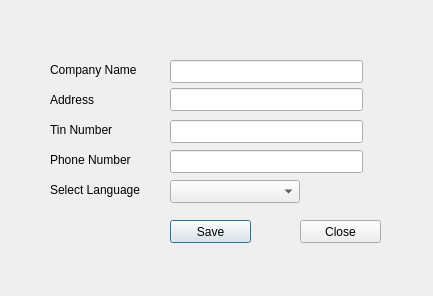
Old version of the form src/settings.ui in the repository thamizha/angadi.
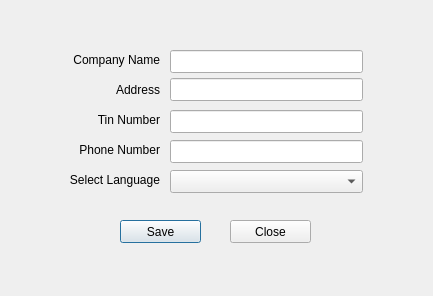
New version of the form.

```diff
--- a/src/settings.ui
+++ b/src/settings.ui
@@ -40,7 +40,7 @@
    <property name="geometry">
     <rect>
      <x>170</x>
-     <y>88</y>
+     <y>78</y>
      <width>193</width>
      <height>23</height>
     </rect>
@@ -49,48 +49,57 @@
   <widget class="QLabel" name="label_3">
    <property name="geometry">
     <rect>
-     <x>50</x>
-     <y>120</y>
-     <width>110</width>
+     <x>40</x>
+     <y>110</y>
+     <width>120</width>
      <height>20</height>
     </rect>
    </property>
    <property name="text">
     <string>Tin Number</string>
    </property>
+   <property name="alignment">
+    <set>Qt::AlignRight|Qt::AlignTrailing|Qt::AlignVCenter</set>
+   </property>
   </widget>
   <widget class="QLabel" name="label">
    <property name="geometry">
     <rect>
-     <x>50</x>
-     <y>60</y>
-     <width>110</width>
+     <x>40</x>
+     <y>50</y>
+     <width>120</width>
      <height>20</height>
     </rect>
    </property>
    <property name="text">
     <string>Company Name</string>
    </property>
+   <property name="alignment">
+    <set>Qt::AlignRight|Qt::AlignTrailing|Qt::AlignVCenter</set>
+   </property>
   </widget>
   <widget class="QLabel" name="label_2">
    <property name="geometry">
     <rect>
-     <x>50</x>
-     <y>90</y>
-     <width>110</width>
+     <x>40</x>
+     <y>80</y>
+     <width>120</width>
      <height>20</height>
     </rect>
    </property>
    <property name="text">
     <string>Address</string>
    </property>
+   <property name="alignment">
+    <set>Qt::AlignRight|Qt::AlignTrailing|Qt::AlignVCenter</set>
+   </property>
   </widget>
   <widget class="QComboBox" name="comboBoxLanguage">
    <property name="geometry">
     <rect>
      <x>170</x>
-     <y>180</y>
-     <width>130</width>
+     <y>170</y>
+     <width>193</width>
      <height>23</height>
     </rect>
    </property>
@@ -98,7 +107,7 @@
   <widget class="QPushButton" name="pushButtonSave">
    <property name="geometry">
     <rect>
-     <x>170</x>
+     <x>120</x>
      <y>220</y>
      <width>81</width>
      <height>23</height>
@@ -112,7 +121,7 @@
    <property name="geometry">
     <rect>
      <x>170</x>
-     <y>120</y>
+     <y>110</y>
      <width>193</width>
      <height>23</height>
     </rect>
@@ -121,21 +130,24 @@
   <widget class="QLabel" name="label_4">
    <property name="geometry">
     <rect>
-     <x>50</x>
-     <y>150</y>
-     <width>110</width>
+     <x>40</x>
+     <y>140</y>
+     <width>120</width>
      <height>20</height>
     </rect>
    </property>
    <property name="text">
     <string>Phone Number</string>
    </property>
+   <property name="alignment">
+    <set>Qt::AlignRight|Qt::AlignTrailing|Qt::AlignVCenter</set>
+   </property>
   </widget>
   <widget class="QLineEdit" name="lineEditComapanyName">
    <property name="geometry">
     <rect>
      <x>170</x>
-     <y>60</y>
+     <y>50</y>
      <width>193</width>
      <height>23</height>
     </rect>
@@ -145,7 +157,7 @@
    <property name="geometry">
     <rect>
      <x>170</x>
-     <y>150</y>
+     <y>140</y>
      <width>193</width>
      <height>23</height>
     </rect>
@@ -154,20 +166,23 @@
   <widget class="QLabel" name="label_5">
    <property name="geometry">
     <rect>
-     <x>50</x>
-     <y>180</y>
-     <width>110</width>
+     <x>40</x>
+     <y>170</y>
+     <width>120</width>
      <height>20</height>
     </rect>
    </property>
    <property name="text">
     <string>Select Language</string>
    </property>
+   <property name="alignment">
+    <set>Qt::AlignRight|Qt::AlignTrailing|Qt::AlignVCenter</set>
+   </property>
   </widget>
   <widget class="QPushButton" name="pushButtonClose">
    <property name="geometry">
     <rect>
-     <x>300</x>
+     <x>230</x>
      <y>220</y>
      <width>81</width>
      <height>23</height>
```
